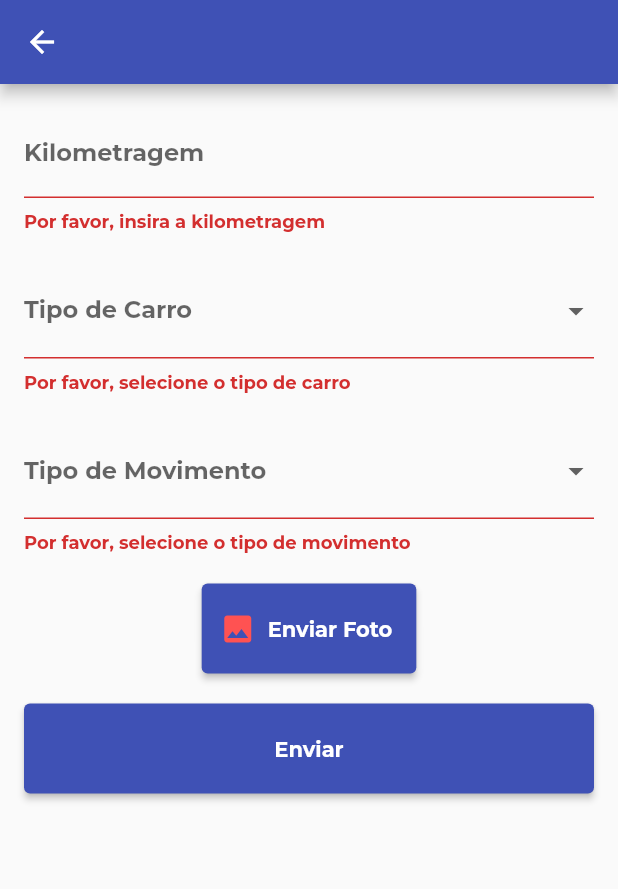
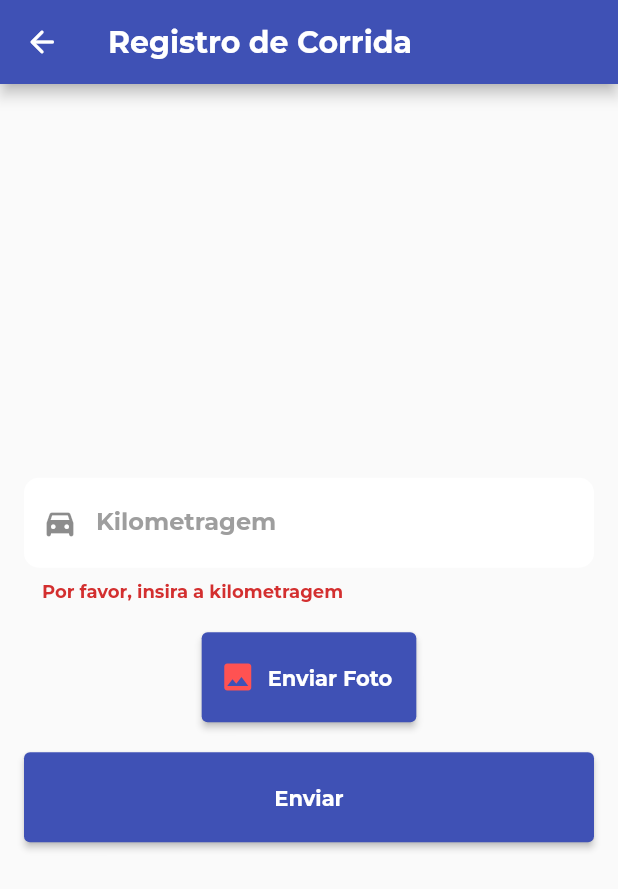
Before and after one commit to NSuzano/app_odometro, a Flutter app: the RaceForm screen opened by its route, after a tap on "Enviar", on a phone screen of 412 x 824 dp. Shown: the top 889 px of the screen. Run offline on Flutter 3.47's test engine with Material 2 defaults, Android fonts, the phone set to English and light mode, and no system bars; our stand-ins replace geolocator, get, image_cropper, image_picker; missing offline and left inert: google_mlkit_text_recognition; project files that could hold a hidden picture were left out.

Commit message:
feat: Implementado Geolocator.

```diff
--- a/lib/home/home.dart
+++ b/lib/home/home.dart
@@ -1,5 +1,7 @@
+import 'package:app_odometro/race/race_form.dart';
 import 'package:app_odometro/util/card_home.dart';
 import 'package:flutter/material.dart';
+import 'package:get/get.dart';
 
 class Home extends StatefulWidget {
   const Home({super.key});
@@ -40,9 +42,12 @@ class _HomeState extends State<Home> {
                   mainAxisSpacing: 8.0, // Espaçamento vertical entre os cards
                 ),
                 children: [
-                  CardHome(
-                      image: "assets/icons/car.png",
-                      text: "Registro de Corrida"),
+                  GestureDetector(
+                    onTap: () => Get.to(RaceForm()),
+                    child: CardHome(
+                        image: "assets/icons/car.png",
+                        text: "Registro de Corrida"),
+                  ),
                   CardHome(
                       image: "assets/icons/bill.png", text: "Outras Dispesas"),
                 ],
--- a/lib/race/race_form.dart
+++ b/lib/race/race_form.dart
@@ -1,8 +1,12 @@
+import 'package:app_odometro/home/home.dart';
+import 'package:app_odometro/util/geolocator_util.dart';
 import 'package:app_odometro/util/image_cropper_page.dart';
 import 'package:app_odometro/util/image_picker_class.dart';
+import 'package:app_odometro/util/loading_dialog.dart';
 import 'package:app_odometro/util/modal_dialog.dart';
 import 'package:app_odometro/util/recognization_page.dart';
 import 'package:flutter/material.dart';
+import 'package:get/get.dart';
 import 'package:get/get_connect/http/src/utils/utils.dart';
 import 'package:image_picker/image_picker.dart';
 
@@ -22,18 +26,38 @@ class _RaceFormState extends State<RaceForm> {
   @override
   Widget build(BuildContext context) {
     return Scaffold(
-      appBar: AppBar(),
-      body: SingleChildScrollView(
+      appBar: AppBar(
+        title: Text("Registro de Corrida"),
+        leading: GestureDetector(
+            onTap: () {
+              Navigator.pop(context);
+              Get.toNamed('/');
+            },
+            child: Icon(Icons.arrow_back_rounded)),
+      ),
+      body: Center(
+        child: SingleChildScrollView(
           child: Padding(
             padding: const EdgeInsets.all(16.0),
             child: Form(
               key: _formKey,
               child: Column(
+                crossAxisAlignment: CrossAxisAlignment.center,
                 children: [
                   TextFormField(
                     keyboardType:
                         const TextInputType.numberWithOptions(decimal: true),
-                  decoration: InputDecoration(labelText: 'Kilometragem'),
+                    decoration: InputDecoration(
+                      prefixIcon: Icon(Icons.directions_car_filled_rounded),
+                      floatingLabelBehavior: FloatingLabelBehavior.never,
+                      labelText: "Kilometragem",
+                      labelStyle: const TextStyle(color: Colors.grey),
+                      filled: true,
+                      fillColor: Colors.white,
+                      border: OutlineInputBorder(
+                          borderRadius: BorderRadius.circular(10),
+                          borderSide: BorderSide.none),
+                    ),
                     validator: (value) {
                       if (value == null || value.isEmpty) {
                         return "Por favor, insira a kilometragem";
@@ -42,50 +66,6 @@ class _RaceFormState extends State<RaceForm> {
                     },
                     onSaved: (value) {
                       _kilometragem = value;
-                  },
-                ),
-                SizedBox(height: 20),
-                DropdownButtonFormField<String>(
-                  value: _tipoCarro,
-                  onChanged: (value) {
-                    setState(() {
-                      _tipoCarro = value;
-                    });
-                  },
-                  items: ['Carro Próprio', 'Carro da Empresa']
-                      .map((tipo) => DropdownMenuItem(
-                            value: tipo,
-                            child: Text('$tipo'),
-                          ))
-                      .toList(),
-                  decoration: InputDecoration(labelText: 'Tipo de Carro'),
-                  validator: (value) {
-                    if (value == null || value.isEmpty) {
-                      return 'Por favor, selecione o tipo de carro';
-                    }
-                    return null;
-                  },
-                ),
-                SizedBox(height: 20),
-                DropdownButtonFormField<String>(
-                  value: _tipoMovimento,
-                  onChanged: (value) {
-                    setState(() {
-                      _tipoMovimento = value;
-                    });
-                  },
-                  items: ['Entrada', 'Saída']
-                      .map((tipo) => DropdownMenuItem(
-                            value: tipo,
-                            child: Text('$tipo'),
-                          ))
-                      .toList(),
-                  decoration: InputDecoration(labelText: 'Tipo de Movimento'),
-                  validator: (value) {
-                    if (value == null || value.isEmpty) {
-                      return 'Por favor, selecione o tipo de movimento';
-                    }
-                    return null;
                     },
                   ),
                   SizedBox(height: 20),
@@ -108,7 +88,8 @@ class _RaceFormState extends State<RaceForm> {
                               }
                             });
                           }, onGalleryTap: () {
-                          pickImage(source: ImageSource.gallery).then((value) {
+                            pickImage(source: ImageSource.gallery)
+                                .then((value) {
                               if (value != '') {
                                 imageCroppedView(value, context).then((value) {
                                   if (value != "") {
@@ -134,13 +115,26 @@ class _RaceFormState extends State<RaceForm> {
                     height: 60,
                     width: double.infinity,
                     child: ElevatedButton(
-                    onPressed: () {
+                      onPressed: () async {
                         if (_formKey.currentState!.validate()) {
+                          showDialog(
+                            context: context,
+                            builder: (context) {
+                              return const LoadingDialog();
+                            },
+                          );
+                          var position = await UserLocation.determinePosition();
+                          Navigator.pop(context);
+
                           _formKey.currentState!.save();
                           // Dados válidos, faça o que precisa aqui
                           print('Kilometragem: $_kilometragem');
-                        print('Tipo de Carro: $_tipoCarro');
-                        print('Tipo de Movimento: $_tipoMovimento');
+                          print('Latitude: ${position.latitude} ');
+                          print('Longitude: ${position.longitude} ');
+                          print(
+                              'Tempo: ${position.timestamp.day}/${position.timestamp.month}/${position.timestamp.year}');
+                          print(
+                              'Data: ${position.timestamp.hour}:${position.timestamp.minute}:${position.timestamp.second}');
                         }
                       },
                       child: Text('Enviar'),
@@ -151,6 +145,7 @@ class _RaceFormState extends State<RaceForm> {
             ),
           ),
         ),
+      ),
     );
   }
 }
```
Lines whose indentation alone changed are shown as unchanged.
